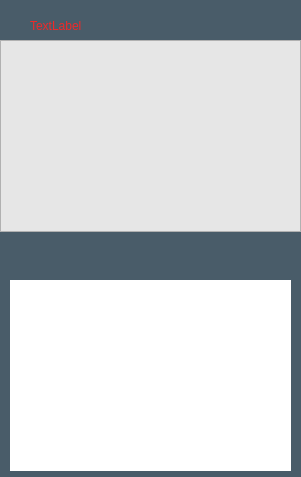
This is weather/wifilistwidget.ui in Areay7/vehicle_mounted_system as Qt 5 draws it before an edit. The edited form follows.
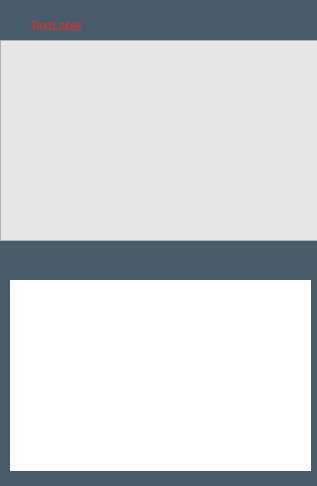
This is the edited form.

Diff of the .ui file:
```diff
--- a/weather/wifilistwidget.ui
+++ b/weather/wifilistwidget.ui
@@ -6,8 +6,8 @@
    <rect>
     <x>0</x>
     <y>0</y>
-    <width>301</width>
-    <height>477</height>
+    <width>317</width>
+    <height>486</height>
    </rect>
   </property>
   <property name="windowTitle">
@@ -24,8 +24,8 @@
     <rect>
      <x>0</x>
      <y>40</y>
-     <width>301</width>
-     <height>192</height>
+     <width>321</width>
+     <height>201</height>
     </rect>
    </property>
    <property name="styleSheet">
@@ -63,7 +63,7 @@
     <rect>
      <x>10</x>
      <y>280</y>
-     <width>281</width>
+     <width>301</width>
      <height>191</height>
     </rect>
    </property>
```
